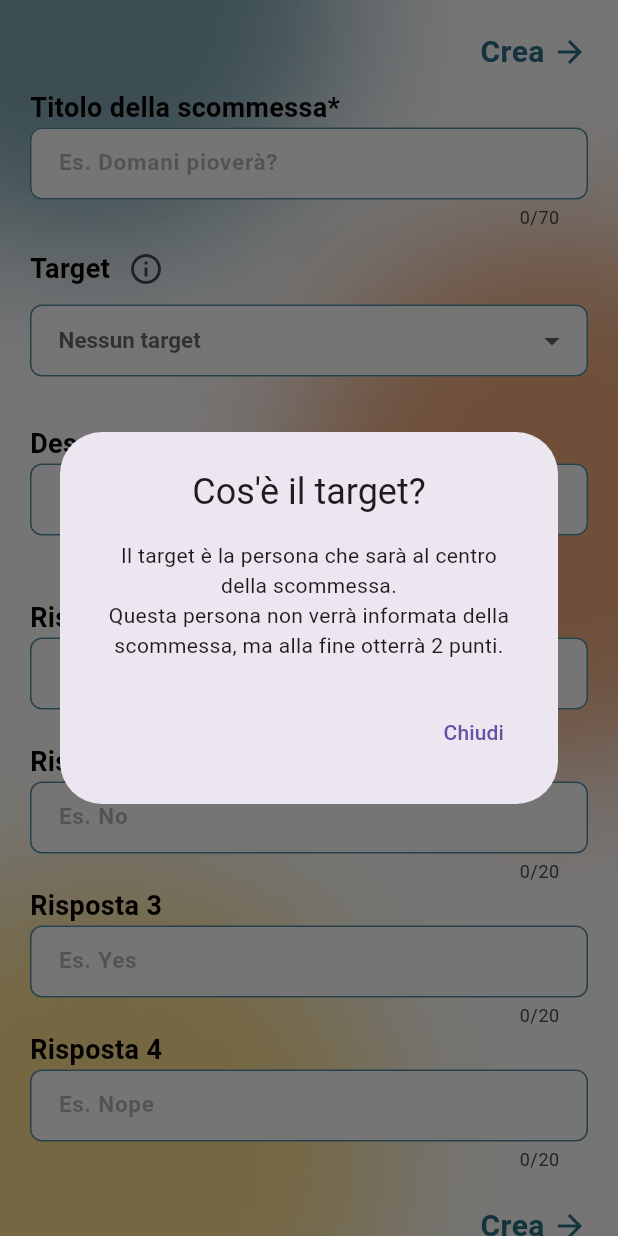
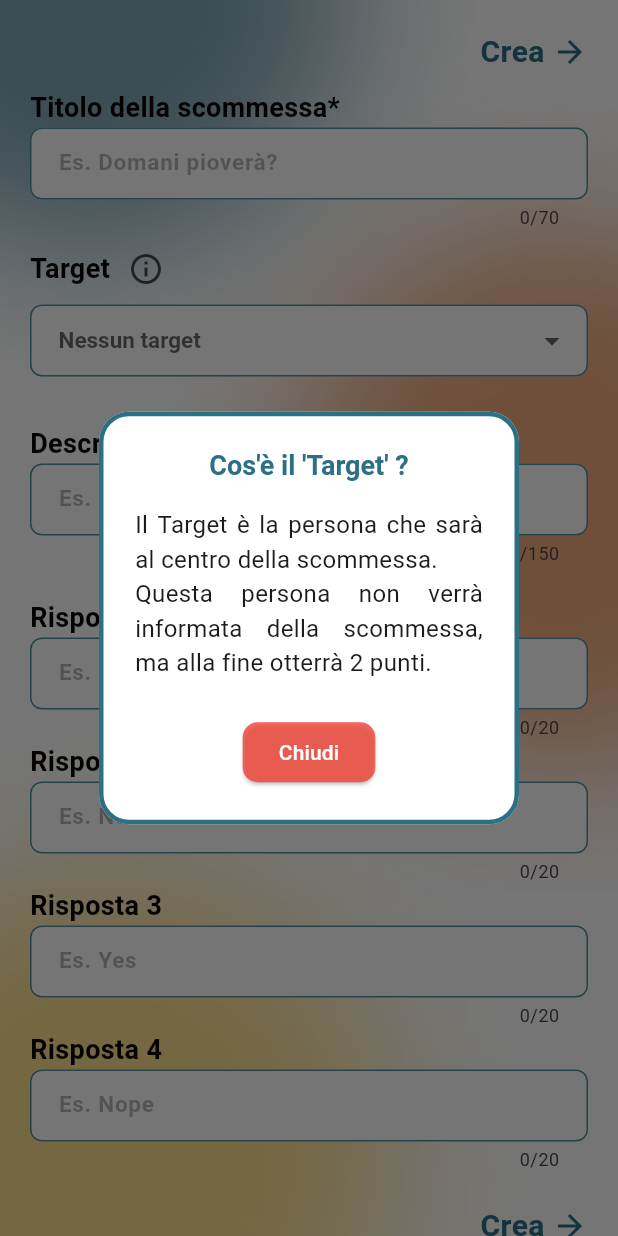
Before and after one commit to morenoboasso/CodeBets, a Flutter app: the CreateBetPage screen opened directly, after a tap on the "info outline" icon, on a phone screen of 412 x 824 dp. Run offline on Flutter 3.47's test engine with Material 3 defaults, Android fonts, the phone set to English and light mode, and no system bars; drawn by our look-alikes of auto_size_text; our stand-ins replace cloud_firestore, firebase_core, get, get_storage, vibration; missing offline and left inert: pwa_install; accounts and stored records are empty.

```diff
--- a/lib/services/db_service.dart
+++ b/lib/services/db_service.dart
@@ -300,7 +300,4 @@ class DbService {
       return false;
     }
   }
-
-
-
 }
--- a/lib/widgets/terminate_bet_dialog/terminate_bet_dialog.dart
+++ b/lib/widgets/bet_card/terminate_bet_dialog.dart
@@ -1,8 +1,10 @@
 import 'package:codebets/style/text_style.dart';
 import 'package:flutter/material.dart';
+
 import '../../models/bet.dart';
 import '../../services/db_service.dart';
 import '../../style/color_style.dart';
+
 
 class DialogTerminateBet extends StatefulWidget {
   final Bet bet;
@@ -19,6 +21,8 @@ class _DialogTerminateBetState extends State<DialogTerminateBet> {
   @override
   Widget build(BuildContext context) {
     return Dialog(
+      backgroundColor: ColorsBets.whiteHD,
+      surfaceTintColor: ColorsBets.whiteHD,
       shape: RoundedRectangleBorder(
         borderRadius: BorderRadius.circular(15),
         side: const BorderSide(color: ColorsBets.blueHD, width: 3.5),
--- a/lib/widgets/create_bets/bet_target_dropdown.dart
+++ b/lib/widgets/create_bets/bet_target_dropdown.dart
@@ -1,3 +1,4 @@
+import 'package:auto_size_text/auto_size_text.dart';
 import 'package:flutter/material.dart';
 import 'package:codebets/style/text_style.dart';
 import '../../style/color_style.dart';
@@ -33,16 +34,31 @@ class BetTargetDropdownFormField extends StatelessWidget {
                   context: context,
                   builder: (BuildContext context) {
                     return AlertDialog(
-                      title: const Text("Cos'è il target?", textAlign: TextAlign.center,),
-                      content: const Text(
-                        'Il target è la persona che sarà al centro della scommessa.\nQuesta persona non verrà informata della scommessa, ma alla fine otterrà 2 punti.',
-                        textAlign: TextAlign.center,),
+                      backgroundColor: ColorsBets.whiteHD,
+                      surfaceTintColor: ColorsBets.whiteHD,
+                      shape: const RoundedRectangleBorder(
+                        borderRadius: BorderRadius.all(Radius.circular(20.0)),
+                        side: BorderSide(color: ColorsBets.blueHD, width:3.0),
+                      ),
+                      title:  Text("Cos'è il 'Target' ?", textAlign: TextAlign.center,style: TextStyleBets.dialogTitle,),
+                      content: const AutoSizeText(
+                        'Il Target è la persona che sarà al centro della scommessa.\nQuesta persona non verrà informata della scommessa, ma alla fine otterrà 2 punti.',
+                        style: TextStyle(fontSize: 18),
+                        textAlign: TextAlign.justify,
+                        maxFontSize: 18,
+                        minFontSize: 12,
+                        maxLines: 5,
+                      ),
                       actions: <Widget>[
-                        TextButton(
-                          onPressed: () {
-                            Navigator.of(context).pop();
-                          },
-                          child: const Text('Chiudi'),
+                        //bottone chiudi dialog
+                        Center(
+                          child: _buildActionButton(
+                            label: 'Chiudi',
+                            color: Colors.red.withOpacity(0.8),
+                            onPressed: () {
+                              Navigator.of(context).pop();
+                            },
+                          ),
                         ),
                       ],
                     );
@@ -114,4 +130,24 @@ class BetTargetDropdownFormField extends StatelessWidget {
       ],
     );
   }
+// close button
+  Widget _buildActionButton({
+    required String label,
+    required Color color,
+    required VoidCallback onPressed,
+  }) {
+    return ElevatedButton(
+      onPressed: onPressed,
+      style: ElevatedButton.styleFrom(
+        backgroundColor: color,
+        shape: RoundedRectangleBorder(
+          borderRadius: BorderRadius.circular(10),
+        ),
+      ),
+      child: Text(
+        label,
+        style: const TextStyle(color: ColorsBets.whiteHD),
+      ),
+    );
+  }
 }
```
Also changed, not shown: lib/widgets/bet_card/bet_card_shape.dart (+45 -7 lines), lib/widgets/bet_card/bet_delete.dart (added, +95 -0 lines), lib/widgets/bet_card/bets_answer/bets_answers_shape.dart (+22 -31 lines).
